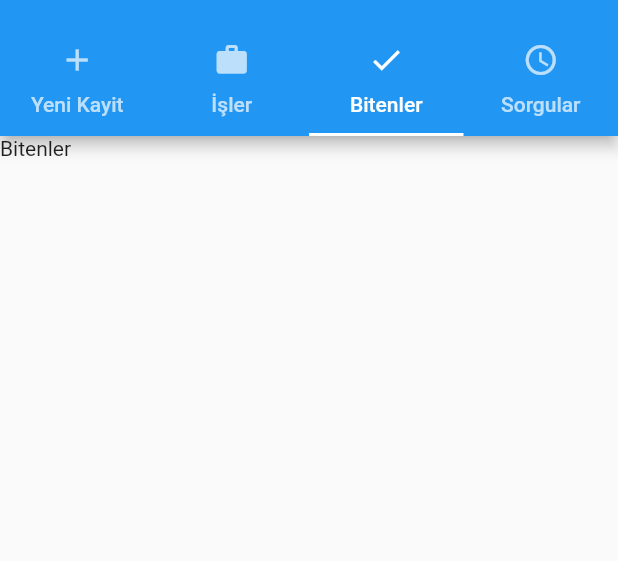
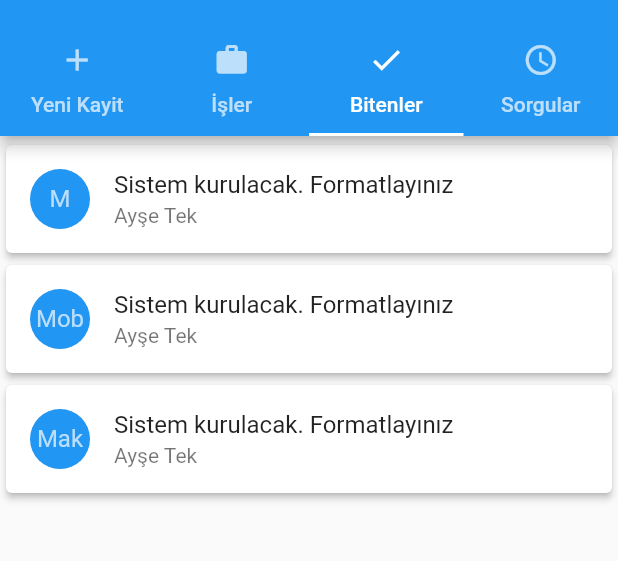
Before and after one commit to ozdemirali/service_app, a Flutter app: the screen it shows after launch, tab 3 chosen, on a phone screen of 412 x 824 dp, the part 59-620 px from its top. Run offline on Flutter 3.47's test engine with Material 2 defaults, Android fonts, the phone set to English and light mode, and no system bars.

Commit message:
Work and Ended Work page is fisihed.

```diff
--- /dev/null
+++ b/lib/screens/endedWork.dart
@@ -0,0 +1,78 @@
+import 'package:flutter/material.dart';
+
+class EndedWork extends StatefulWidget{
+  @override
+  State<StatefulWidget> createState() {
+    // TODO: implement createState
+    return EndedWorkState();
+  }
+
+}
+
+class EndedWorkState extends State<EndedWork>{
+  @override
+  Widget build(BuildContext context) {
+    // TODO: implement build
+    return Stack(
+      children: <Widget>[
+        endedWorks(),
+      ],
+    );
+  }
+
+  Widget endedWorks(){
+    return new Container(
+      padding:EdgeInsets.fromLTRB(0, 2, 0, 0),
+      child: new ListView(
+        shrinkWrap: true,
+        children: <Widget>[
+          Card(
+            color: Colors.white,
+            elevation: 2.0,
+            child: ListTile(
+              leading: CircleAvatar(
+                backgroundColor: Colors.blue,
+                child: Text("M"),
+              ),
+              title:Text("Sistem kurulacak. Formatlayınız"),
+              subtitle: Text("Ayşe Tek"),
+              onTap: (){
+                print("Seçildi");
+              },
+            ),
+          ),
+          Card(
+            color: Colors.white,
+            elevation: 2.0,
+            child: ListTile(
+              leading: CircleAvatar(
+                backgroundColor: Colors.blue,
+                child: Text("Mob"),
+              ),
+              title:Text("Sistem kurulacak. Formatlayınız"),
+              subtitle: Text("Ayşe Tek"),
+              onTap: (){
+                print("Seçildi");
+              },
+            ),
+          ),
+          Card(
+            color: Colors.white,
+            elevation: 2.0,
+            child: ListTile(
+              leading: CircleAvatar(
+                backgroundColor: Colors.blue,
+                child: Text("Mak"),
+              ),
+              title:Text("Sistem kurulacak. Formatlayınız"),
+              subtitle: Text("Ayşe Tek"),
+              onTap: (){
+                print("Seçildi");
+              },
+            ),
+          ),
+        ],
+      ),
+    );
+  }
+}
--- a/lib/screens/home.dart
+++ b/lib/screens/home.dart
@@ -1,5 +1,7 @@
 import 'package:flutter/material.dart';
+import 'package:service_app/screens/endedWork.dart';
 import 'package:service_app/screens/record.dart';
+import 'package:service_app/screens/work.dart';
 
 class Home extends StatefulWidget{
   @override
@@ -47,8 +49,8 @@ class HomeState extends State<Home> with SingleTickerProviderStateMixin {
         controller: tabController,
         children: <Widget>[
           Record(),
-          Text("İşler"),
-          Text("Bitenler"),
+          Work(),
+          EndedWork(),
           Text("Sorgular"),
         ],
       ),
```
Also changed, not shown: lib/screens/record.dart (+18 -0 lines), lib/screens/work.dart (added, +78 -0 lines).
